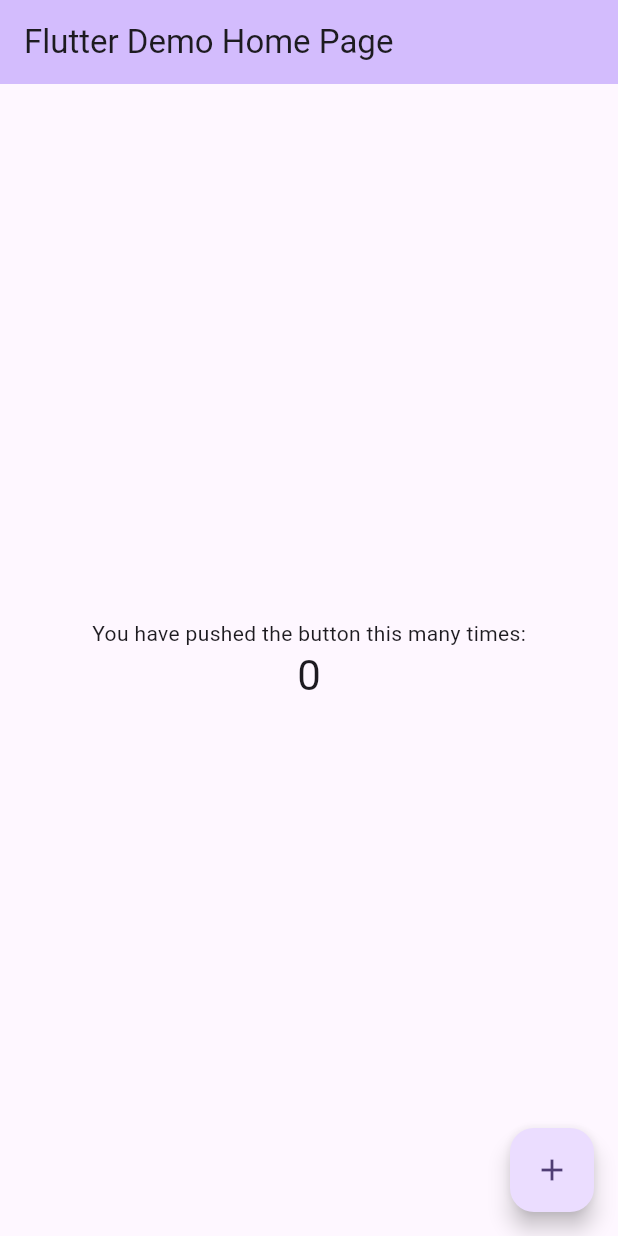
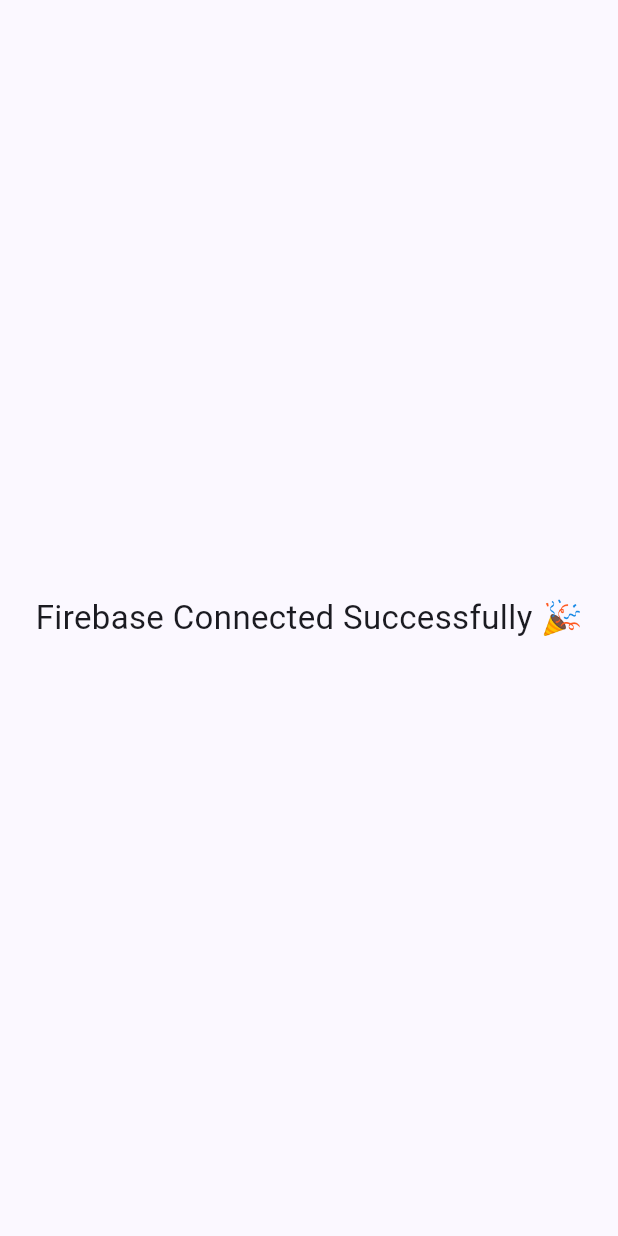
Before and after one commit to sazia006/note_management_app, a Flutter app: the screen it shows after launch, on a phone screen of 412 x 824 dp. Run offline on Flutter 3.47's test engine with Material 3 defaults, Android fonts, the phone set to English and light mode, and no system bars; our stand-ins replace firebase_core; accounts and stored records are empty.

Commit message:
Configure Firebase and initialize Cloud Firestore

```diff
--- a/lib/main.dart
+++ b/lib/main.dart
@@ -1,122 +1,33 @@
+import 'package:firebase_core/firebase_core.dart';
 import 'package:flutter/material.dart';
 
-void main() {
-  runApp(const MyApp());
+import 'firebase_options.dart';
+
+Future<void> main() async {
+  WidgetsFlutterBinding.ensureInitialized();
+
+  await Firebase.initializeApp(options: DefaultFirebaseOptions.currentPlatform);
+
+  runApp(const NoteManagementApp());
 }
 
-class MyApp extends StatelessWidget {
-  const MyApp({super.key});
+class NoteManagementApp extends StatelessWidget {
+  const NoteManagementApp({super.key});
 
-  // This widget is the root of your application.
   @override
   Widget build(BuildContext context) {
     return MaterialApp(
-      title: 'Flutter Demo',
-      theme: ThemeData(
-        // This is the theme of your application.
-        //
-        // TRY THIS: Try running your application with "flutter run". You'll see
-        // the application has a purple toolbar. Then, without quitting the app,
-        // try changing the seedColor in the colorScheme below to Colors.green
-        // and then invoke "hot reload" (save your changes or press the "hot
-        // reload" button in a Flutter-supported IDE, or press "r" if you used
-        // the command line to start the app).
-        //
-        // Notice that the counter didn't reset back to zero; the application
-        // state is not lost during the reload. To reset the state, use hot
-        // restart instead.
-        //
-        // This works for code too, not just values: Most code changes can be
-        // tested with just a hot reload.
-        colorScheme: ColorScheme.fromSeed(seedColor: Colors.deepPurple),
+      debugShowCheckedModeBanner: false,
+      title: 'Note Management App',
+      theme: ThemeData(useMaterial3: true, colorSchemeSeed: Colors.indigo),
+      home: const Scaffold(
+        body: Center(
+          child: Text(
+            'Firebase Connected Successfully 🎉',
+            style: TextStyle(fontSize: 22),
+          ),
+        ),
       ),
-      home: const MyHomePage(title: 'Flutter Demo Home Page'),
     );
   }
 }
-
-class MyHomePage extends StatefulWidget {
-  const MyHomePage({super.key, required this.title});
-
-  // This widget is the home page of your application. It is stateful, meaning
-  // that it has a State object (defined below) that contains fields that affect
-  // how it looks.
-
-  // This class is the configuration for the state. It holds the values (in this
-  // case the title) provided by the parent (in this case the App widget) and
-  // used by the build method of the State. Fields in a Widget subclass are
-  // always marked "final".
-
-  final String title;
-
-  @override
-  State<MyHomePage> createState() => _MyHomePageState();
-}
-
-class _MyHomePageState extends State<MyHomePage> {
-  int _counter = 0;
-
-  void _incrementCounter() {
-    setState(() {
-      // This call to setState tells the Flutter framework that something has
-      // changed in this State, which causes it to rerun the build method below
-      // so that the display can reflect the updated values. If we changed
-      // _counter without calling setState(), then the build method would not be
-      // called again, and so nothing would appear to happen.
-      _counter++;
-    });
-  }
-
-  @override
-  Widget build(BuildContext context) {
-    // This method is rerun every time setState is called, for instance as done
-    // by the _incrementCounter method above.
-    //
-    // The Flutter framework has been optimized to make rerunning build methods
-    // fast, so that you can just rebuild anything that needs updating rather
-    // than having to individually change instances of widgets.
-    return Scaffold(
-      appBar: AppBar(
-        // TRY THIS: Try changing the color here to a specific color (to
-        // Colors.amber, perhaps?) and trigger a hot reload to see the AppBar
-        // change color while the other colors stay the same.
-        backgroundColor: Theme.of(context).colorScheme.inversePrimary,
-        // Here we take the value from the MyHomePage object that was created by
-        // the App.build method, and use it to set our appbar title.
-        title: Text(widget.title),
-      ),
-      body: Center(
-        // Center is a layout widget. It takes a single child and positions it
-        // in the middle of the parent.
-        child: Column(
-          // Column is also a layout widget. It takes a list of children and
-          // arranges them vertically. By default, it sizes itself to fit its
-          // children horizontally, and tries to be as tall as its parent.
-          //
-          // Column has various properties to control how it sizes itself and
-          // how it positions its children. Here we use mainAxisAlignment to
-          // center the children vertically; the main axis here is the vertical
-          // axis because Columns are vertical (the cross axis would be
-          // horizontal).
-          //
-          // TRY THIS: Invoke "debug painting" (choose the "Toggle Debug Paint"
-          // action in the IDE, or press "p" in the console), to see the
-          // wireframe for each widget.
-          mainAxisAlignment: MainAxisAlignment.center,
-          children: <Widget>[
-            const Text('You have pushed the button this many times:'),
-            Text(
-              '$_counter',
-              style: Theme.of(context).textTheme.headlineMedium,
-            ),
-          ],
-        ),
-      ),
-      floatingActionButton: FloatingActionButton(
-        onPressed: _incrementCounter,
-        tooltip: 'Increment',
-        child: const Icon(Icons.add),
-      ), // This trailing comma makes auto-formatting nicer for build methods.
-    );
-  }
-}
```
Also changed, not shown: pubspec.yaml (+5 -5 lines), firebase.json (added), lib/firebase_options.dart (added), 7 other files.
